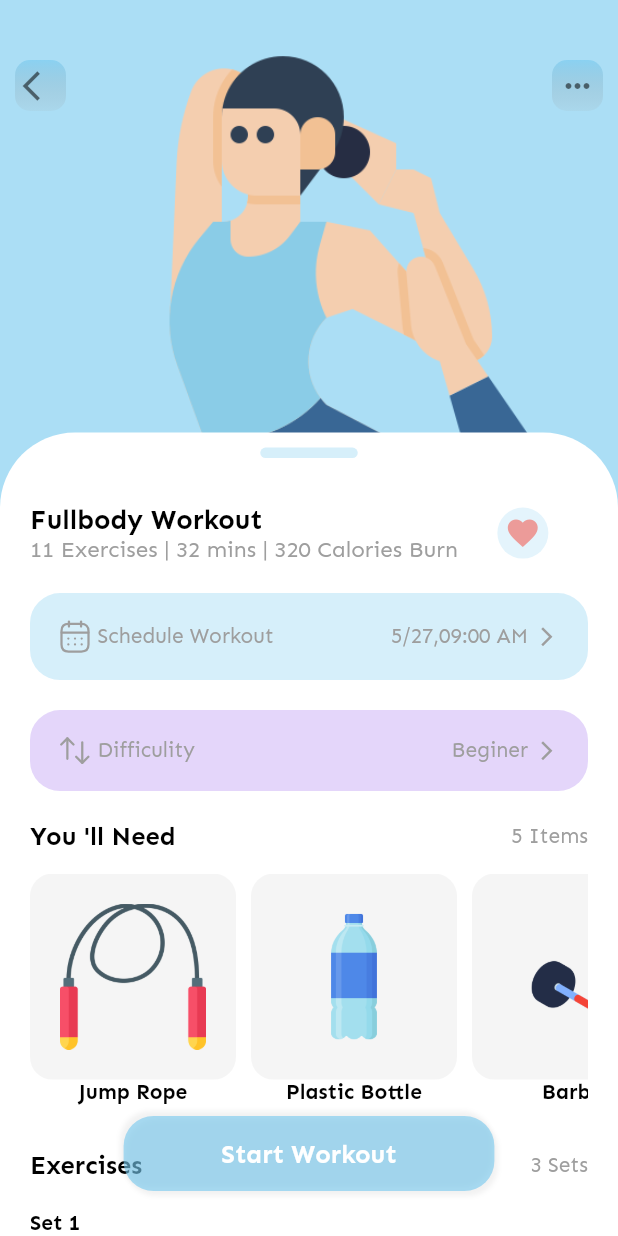
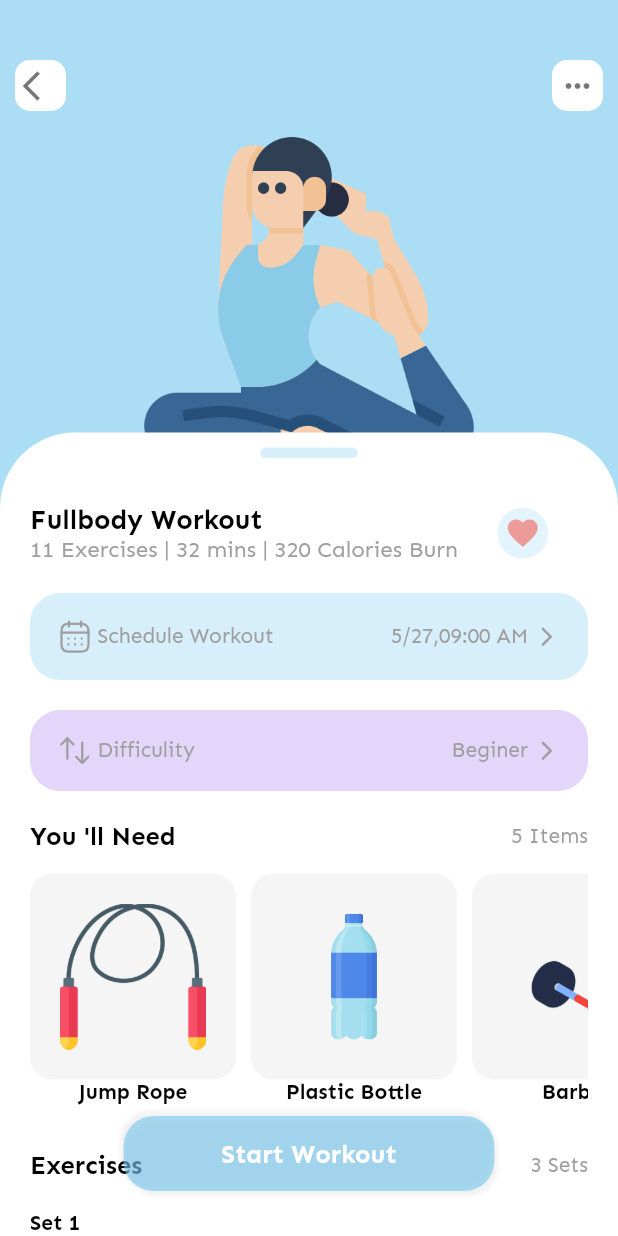
Before and after one commit to nguyenminhhung2011/GHealth, a Flutter app: the WorkoutDetailScreen screen opened directly, on a phone screen of 412 x 824 dp. Run offline on Flutter 3.47's test engine with Material 2 defaults, Android fonts, the phone set to English and light mode, and no system bars; our stand-ins replace animated_bottom_navigation_bar, cloud_firestore, dotted_line, firebase_auth, firebase_core, firebase_storage and 5 more; missing offline and left inert: time_chart; accounts and stored records are empty; network calls fail.

Commit message:
workout screen UI

```diff
--- a/lib/apps/pages/dashboard/home_screen.dart
+++ b/lib/apps/pages/dashboard/home_screen.dart
@@ -302,7 +302,7 @@ class _HomeScreenState extends State<HomeScreen> {
                                     curve: Curves.fastOutSlowIn,
                                     height: height_bmi_container,
                                     width: double.infinity,
-                                    duration: const Duration(milliseconds: 400),
+                                    duration: const Duration(milliseconds: 500),
                                     decoration: BoxDecoration(
                                       color: AppColors.mainColor,
                                       borderRadius: BorderRadius.circular(20),
--- /dev/null
+++ b/lib/apps/pages/workout_tracker_screen/widgets/ExerciseCard.dart
@@ -0,0 +1,76 @@
+import 'package:flutter/material.dart';
+
+class ExerciseCard extends StatelessWidget {
+  const ExerciseCard({
+    Key? key,
+    required double widthDevice,
+    required this.e,
+  })  : _widthDevice = widthDevice,
+        super(key: key);
+
+  final double _widthDevice;
+  final Map<String, dynamic> e;
+
+  @override
+  Widget build(BuildContext context) {
+    return Padding(
+      padding: const EdgeInsets.symmetric(vertical: 10),
+      child: Container(
+        width: double.infinity,
+        padding: const EdgeInsets.symmetric(horizontal: 5),
+        child: Row(
+          children: [
+            Container(
+              height: _widthDevice / 6,
+              width: _widthDevice / 6,
+              decoration: BoxDecoration(
+                borderRadius: BorderRadius.circular(15),
+                image: DecorationImage(
+                  fit: BoxFit.cover,
+                  image: NetworkImage(
+                    e["image"],
+                  ),
+                ),
+              ),
+            ),
+            const SizedBox(width: 5),
+            Column(
+              crossAxisAlignment: CrossAxisAlignment.start,
+              children: [
+                Text(
+                  e["name"],
+                  style: TextStyle(
+                    color: Colors.black,
+                    fontWeight: FontWeight.w600,
+                    fontSize: 18,
+                  ),
+                ),
+                Text(
+                  '00:${e["time"]}s',
+                  style: TextStyle(
+                    color: Colors.grey,
+                    fontWeight: FontWeight.w400,
+                    fontSize: 16,
+                  ),
+                ),
+              ],
+            ),
+            Spacer(),
+            InkWell(
+              onTap: () {},
+              child: Container(
+                padding: const EdgeInsets.all(5),
+                decoration: BoxDecoration(
+                  shape: BoxShape.circle,
+                  border: Border.all(width: 1, color: Colors.grey),
+                ),
+                child:
+                    Icon(Icons.arrow_forward_ios, color: Colors.grey, size: 17),
+              ),
+            ),
+          ],
+        ),
+      ),
+    );
+  }
+}
--- a/lib/apps/pages/workout_tracker_screen/workout_details.dart
+++ b/lib/apps/pages/workout_tracker_screen/workout_details.dart
@@ -7,7 +7,9 @@ import 'package:flutter/src/widgets/framework.dart';
 import 'package:flutter_svg/flutter_svg.dart';
 import 'package:gold_health/apps/data/fakeData.dart';
 import 'package:gold_health/apps/global_widgets/ToggleButtonIos.dart';
+import 'package:gold_health/apps/pages/workout_tracker_screen/listWorkoutScreen.dart';
 import 'package:gold_health/apps/pages/workout_tracker_screen/widgets/CategoriesWorkoutCard.dart';
+import 'package:gold_health/apps/pages/workout_tracker_screen/widgets/ExerciseCard.dart';
 import 'package:gold_health/apps/pages/workout_tracker_screen/widgets/UpComingWorkoutContainerd.dart';
 
 import '../../global_widgets/GradientText.dart';
@@ -39,11 +41,13 @@ class WorkoutDetailScreen extends StatelessWidget {
               alignment: Alignment.topCenter,
               child: Padding(
                 padding: const EdgeInsets.only(
-                  top: 20,
+                  top: 80,
                   left: 20,
                   right: 20,
                 ),
                 child: Image.asset(
+                  height: _widthDevice / 1.7,
+                  width: _widthDevice / 1.7,
                   'assets/images/yoga.png',
                 ),
               ),
@@ -340,14 +344,7 @@ class WorkoutDetailScreen extends StatelessWidget {
                       padding: const EdgeInsets.all(5),
                       decoration: BoxDecoration(
                         borderRadius: BorderRadius.circular(10),
-                        gradient: LinearGradient(
-                          begin: Alignment.topCenter,
-                          end: Alignment.bottomCenter,
-                          colors: [
-                            AppColors.primaryColor1,
-                            Colors.grey.withOpacity(0.1),
-                          ],
-                        ),
+                        color: Colors.white,
                       ),
                       child: Icon(
                         Icons.arrow_back_ios,
@@ -362,14 +359,7 @@ class WorkoutDetailScreen extends StatelessWidget {
                       padding: const EdgeInsets.all(5),
                       decoration: BoxDecoration(
                         borderRadius: BorderRadius.circular(10),
-                        gradient: LinearGradient(
-                          begin: Alignment.topCenter,
-                          end: Alignment.bottomCenter,
-                          colors: [
-                            AppColors.primaryColor1,
-                            Colors.grey.withOpacity(0.1),
-                          ],
-                        ),
+                        color: Colors.white,
                       ),
                       child: Icon(
                         Icons.more_horiz,
@@ -382,7 +372,14 @@ class WorkoutDetailScreen extends StatelessWidget {
               ),
               Spacer(),
               InkWell(
-                onTap: () {},
+                onTap: () {
+                  Navigator.push(
+                    context,
+                    MaterialPageRoute(
+                      builder: (context) => ListWorkoutScreen(),
+                    ),
+                  );
+                },
                 child: Container(
                   alignment: Alignment.center,
                   width: _widthDevice * 0.6,
@@ -417,81 +414,6 @@ class WorkoutDetailScreen extends StatelessWidget {
             ],
           )
         ],
-      ),
-    );
-  }
-}
-
-class ExerciseCard extends StatelessWidget {
-  const ExerciseCard({
-    Key? key,
-    required double widthDevice,
-    required this.e,
-  })  : _widthDevice = widthDevice,
-        super(key: key);
-
-  final double _widthDevice;
-  final Map<String, dynamic> e;
-
-  @override
-  Widget build(BuildContext context) {
-    return Padding(
-      padding: const EdgeInsets.symmetric(vertical: 10),
-      child: Container(
-        width: double.infinity,
-        padding: const EdgeInsets.symmetric(horizontal: 5),
-        child: Row(
-          children: [
-            Container(
-              height: _widthDevice / 6,
-              width: _widthDevice / 6,
-              decoration: BoxDecoration(
-                borderRadius: BorderRadius.circular(15),
-                image: DecorationImage(
-                  fit: BoxFit.cover,
-                  image: NetworkImage(
-                    e["image"],
-                  ),
-                ),
-              ),
-            ),
-            const SizedBox(width: 5),
-            Column(
-              crossAxisAlignment: CrossAxisAlignment.start,
-              children: [
-                Text(
-                  e["name"],
-                  style: TextStyle(
-                    color: Colors.black,
-                    fontWeight: FontWeight.w600,
-                    fontSize: 18,
-                  ),
-                ),
-                Text(
-                  '00:${e["time"]}s',
-                  style: TextStyle(
-                    color: Colors.grey,
-                    fontWeight: FontWeight.w400,
-                    fontSize: 16,
-                  ),
-                ),
-              ],
-            ),
-            Spacer(),
-            InkWell(
-              onTap: () {},
-              child: Container(
-                padding: const EdgeInsets.all(5),
-                decoration: BoxDecoration(
-                  shape: BoxShape.circle,
-                  border: Border.all(width: 1, color: Colors.grey),
-                ),
-                child:
-                    Icon(Icons.arrow_forward_ios, color: Colors.grey, size: 17),
-              ),
-            ),
-          ],
-        ),
       ),
     );
   }
```
Also changed, not shown: lib/apps/pages/workout_tracker_screen/listWorkoutScreen.dart (added, +278 -0 lines), lib/apps/pages/workout_tracker_screen/workout_screen.dart (added, +161 -0 lines), assets/images/calories.png (added), assets/images/clock.png (added).
